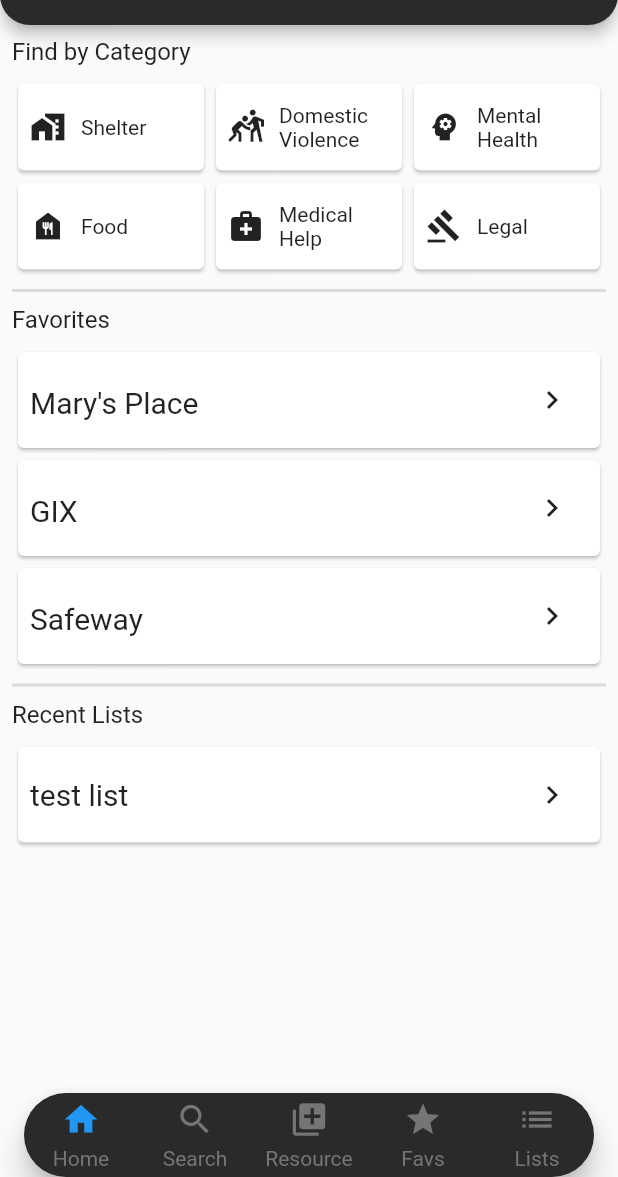
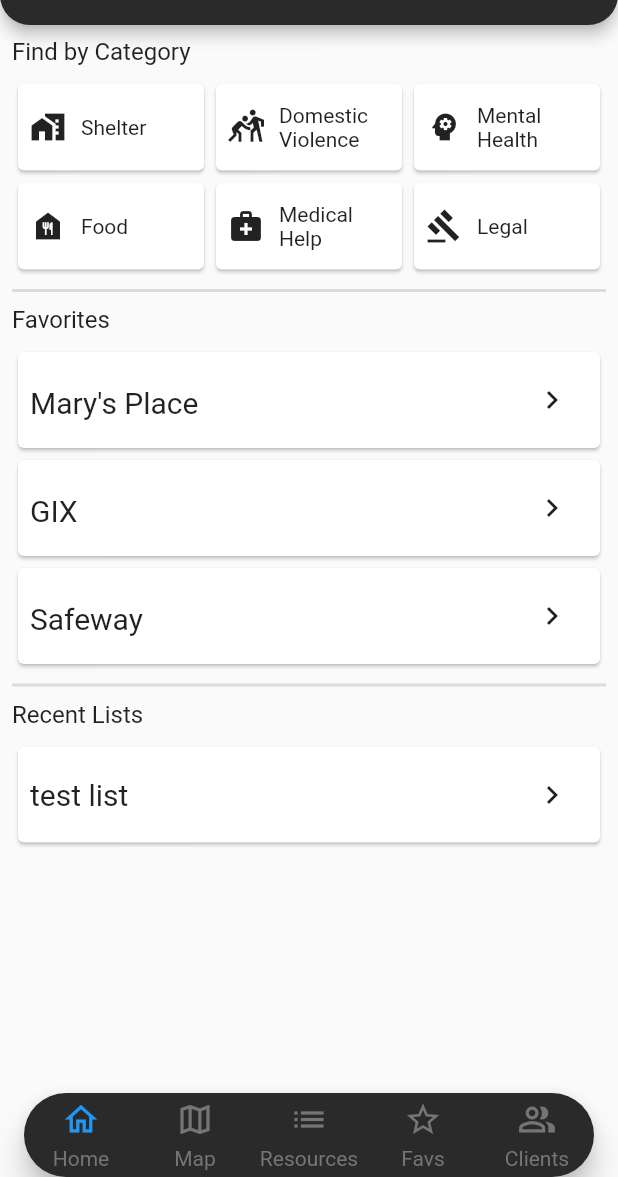
Before and after one commit to imjacobestep/honeycomb, a Flutter app: the screen it shows after launch, on a phone screen of 412 x 824 dp, the part 59-1236 px from its top. Run offline on Flutter 3.47's test engine with Material 2 defaults, Android fonts, the phone set to English and light mode, and no system bars; drawn by our look-alikes of custom_navigation_bar; our stand-ins replace cross_file, firebase_auth, firebase_core, flutter_contacts, google_maps_flutter, share_plus; missing offline and left inert: firebase_ui_auth, flutter_polygon, geocoder2, maps_launcher, material_color_generator; accounts and stored records are empty; generated files the repository leaves out were written again.

Commit message:
updated ios code for maps changed nav labels/icons

```diff
--- a/honeycomb_test/lib/main.dart
+++ b/honeycomb_test/lib/main.dart
@@ -3,8 +3,8 @@
 import 'package:honeycomb_test/models/resource_list.dart';
 import 'package:honeycomb_test/pages/bottomNav/favs.dart';
 import 'package:honeycomb_test/pages/bottomNav/home.dart';
-import 'package:honeycomb_test/pages/bottomNav/lists.dart';
-import 'package:honeycomb_test/pages/bottomNav/search.dart';
+import 'package:honeycomb_test/pages/bottomNav/clients.dart';
+import 'package:honeycomb_test/pages/bottomNav/map.dart';
 import 'package:material_color_generator/material_color_generator.dart';
 
 void main() {
@@ -45,13 +45,13 @@
 
   ResourceList resourceList = buildTest();
 
-  List<String> labels = ["Home", "Search", "Resource", "Favs", "Lists"];
+  List<String> labels = ["Home", "Map", "Resources", "Favs", "Clients"];
   List<Icon> icons = [
-    const Icon(Icons.home),
-    const Icon(Icons.search),
-    const Icon(Icons.add_to_photos),
-    const Icon(Icons.star),
-    const Icon(Icons.list)
+    const Icon(Icons.home_outlined),
+    const Icon(Icons.map_outlined),
+    const Icon(Icons.list),
+    const Icon(Icons.star_outline),
+    const Icon(Icons.people_alt_outlined)
   ];
 
   PreferredSizeWidget navAppBar(int index) {
```
Also changed, not shown: honeycomb_test/lib/pages/bottomNav/clients.dart (renamed from honeycomb_test/lib/pages/bottomNav/lists.dart), honeycomb_test/lib/pages/bottomNav/map.dart (renamed from honeycomb_test/lib/pages/bottomNav/search.dart), 5 other files.
